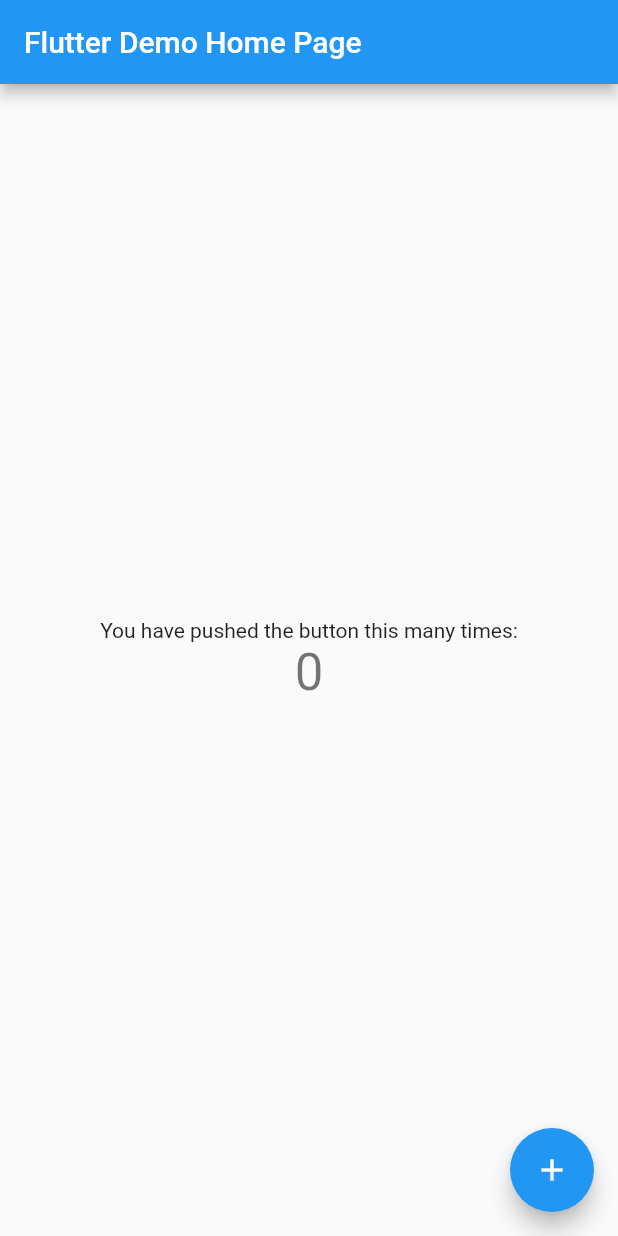
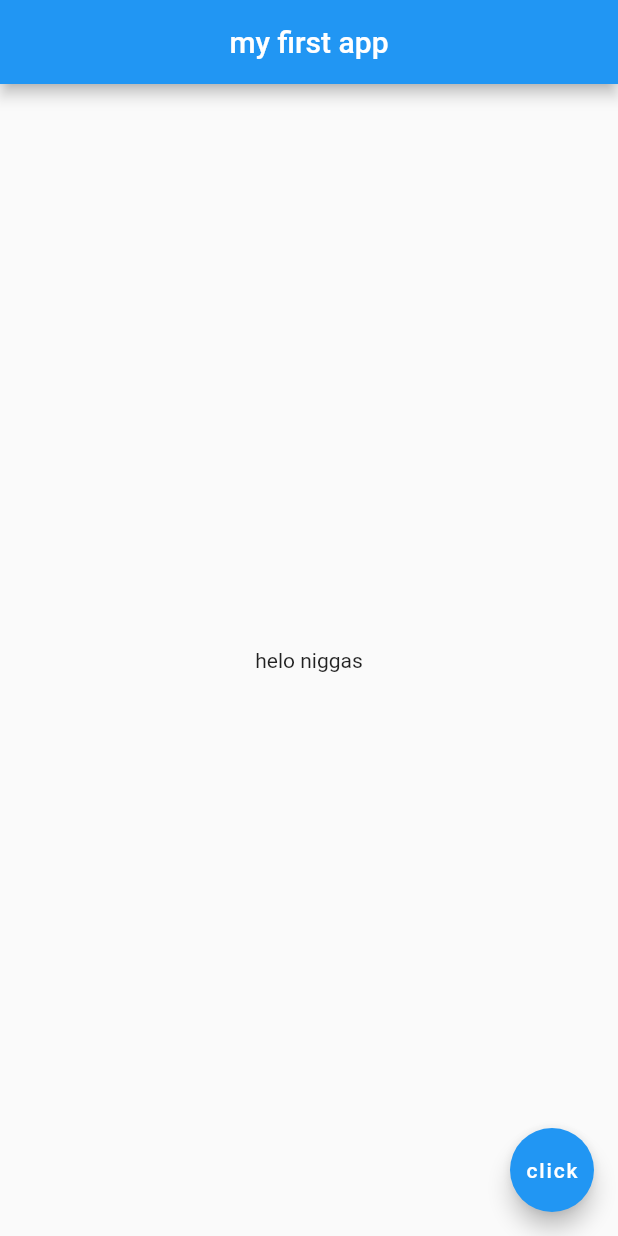
Before and after one commit to AbdullahYousaf-13/flutter-basic, a Flutter app: the screen it shows after launch, on a phone screen of 412 x 824 dp. Run offline on Flutter 3.47's test engine with Material 2 defaults, Android fonts, the phone set to English and light mode, and no system bars.

Commit message:
Doing Flutter Basics

```diff
--- a/lib/main.dart
+++ b/lib/main.dart
@@ -1,115 +1,17 @@
 import 'package:flutter/material.dart';
 
-void main() {
-  runApp(const MyApp());
-}
 
-class MyApp extends StatelessWidget {
-  const MyApp({Key? key}) : super(key: key);
-
-  // This widget is the root of your application.
-  @override
-  Widget build(BuildContext context) {
-    return MaterialApp(
-      title: 'Flutter Demo',
-      theme: ThemeData(
-        // This is the theme of your application.
-        //
-        // Try running your application with "flutter run". You'll see the
-        // application has a blue toolbar. Then, without quitting the app, try
-        // changing the primarySwatch below to Colors.green and then invoke
-        // "hot reload" (press "r" in the console where you ran "flutter run",
-        // or simply save your changes to "hot reload" in a Flutter IDE).
-        // Notice that the counter didn't reset back to zero; the application
-        // is not restarted.
-        primarySwatch: Colors.blue,
-      ),
-      home: const MyHomePage(title: 'Flutter Demo Home Page'),
-    );
-  }
-}
-
-class MyHomePage extends StatefulWidget {
-  const MyHomePage({Key? key, required this.title}) : super(key: key);
-
-  // This widget is the home page of your application. It is stateful, meaning
-  // that it has a State object (defined below) that contains fields that affect
-  // how it looks.
-
-  // This class is the configuration for the state. It holds the values (in this
-  // case the title) provided by the parent (in this case the App widget) and
-  // used by the build method of the State. Fields in a Widget subclass are
-  // always marked "final".
-
-  final String title;
-
-  @override
-  State<MyHomePage> createState() => _MyHomePageState();
-}
-
-class _MyHomePageState extends State<MyHomePage> {
-  int _counter = 0;
-
-  void _incrementCounter() {
-    setState(() {
-      // This call to setState tells the Flutter framework that something has
-      // changed in this State, which causes it to rerun the build method below
-      // so that the display can reflect the updated values. If we changed
-      // _counter without calling setState(), then the build method would not be
-      // called again, and so nothing would appear to happen.
-      _counter++;
-    });
-  }
-
-  @override
-  Widget build(BuildContext context) {
-    // This method is rerun every time setState is called, for instance as done
-    // by the _incrementCounter method above.
-    //
-    // The Flutter framework has been optimized to make rerunning build methods
-    // fast, so that you can just rebuild anything that needs updating rather
-    // than having to individually change instances of widgets.
-    return Scaffold(
+void main() => runApp(MaterialApp(
+  home: Scaffold(
       appBar: AppBar(
-        // Here we take the value from the MyHomePage object that was created by
-        // the App.build method, and use it to set our appbar title.
-        title: Text(widget.title),
+        title: Text('my first app'),
+        centerTitle: true,
       ),
       body: Center(
-        // Center is a layout widget. It takes a single child and positions it
-        // in the middle of the parent.
-        child: Column(
-          // Column is also a layout widget. It takes a list of children and
-          // arranges them vertically. By default, it sizes itself to fit its
-          // children horizontally, and tries to be as tall as its parent.
-          //
-          // Invoke "debug painting" (press "p" in the console, choose the
-          // "Toggle Debug Paint" action from the Flutter Inspector in Android
-          // Studio, or the "Toggle Debug Paint" command in Visual Studio Code)
-          // to see the wireframe for each widget.
-          //
-          // Column has various properties to control how it sizes itself and
-          // how it positions its children. Here we use mainAxisAlignment to
-          // center the children vertically; the main axis here is the vertical
-          // axis because Columns are vertical (the cross axis would be
-          // horizontal).
-          mainAxisAlignment: MainAxisAlignment.center,
-          children: <Widget>[
-            const Text(
-              'You have pushed the button this many times:',
-            ),
-            Text(
-              '$_counter',
-              style: Theme.of(context).textTheme.headline4,
-            ),
-          ],
-        ),
+        child: Text('helo niggas'),
       ),
-      floatingActionButton: FloatingActionButton(
-        onPressed: _incrementCounter,
-        tooltip: 'Increment',
-        child: const Icon(Icons.add),
-      ), // This trailing comma makes auto-formatting nicer for build methods.
-    );
-  }
-}
+      floatingActionButton: FloatingActionButton(onPressed: null,
+          child: Text('click'),
+      ),
+  ),
+));
```
Also changed, not shown: 1 other file.
